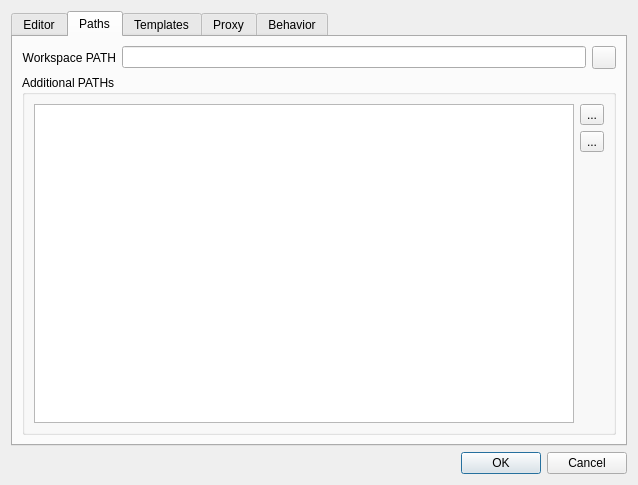
martinribelotta/embedded-ide, file ide/configwidget.ui: the form before one commit.
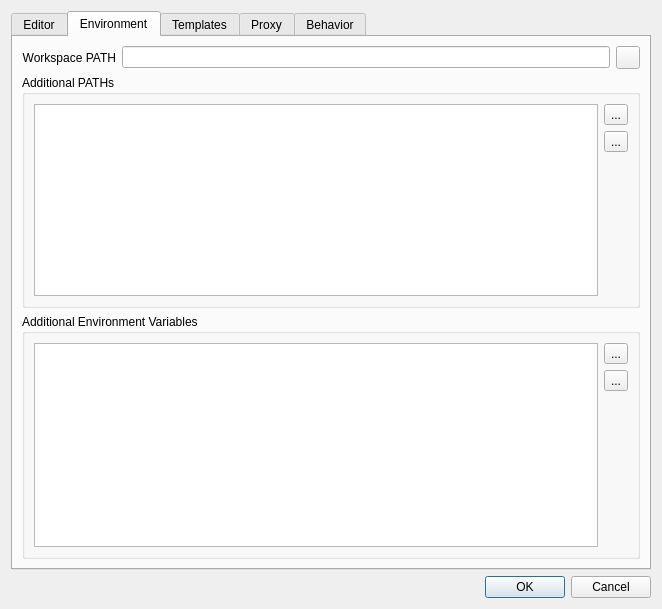
The form after the commit. The open tabs and pages were chosen to show the change. Icons and pictures are not drawn. Custom widgets are drawn as their Qt base class.

Commit message: Add extra environment configuration setup

What changed in the file:
```diff
--- a/ide/configwidget.ui
+++ b/ide/configwidget.ui
@@ -6,8 +6,8 @@
    <rect>
     <x>0</x>
     <y>0</y>
-    <width>638</width>
-    <height>485</height>
+    <width>662</width>
+    <height>609</height>
    </rect>
   </property>
   <property name="windowTitle">
@@ -17,7 +17,7 @@
    <item>
     <widget class="QTabWidget" name="tabWidget">
      <property name="currentIndex">
-      <number>4</number>
+      <number>1</number>
      </property>
      <widget class="QWidget" name="editorSettings">
       <attribute name="title">
@@ -134,30 +134,12 @@
      </widget>
      <widget class="QWidget" name="toolsSettings">
       <attribute name="title">
-       <string>Paths</string>
+       <string>Environment</string>
       </attribute>
       <layout class="QGridLayout" name="gridLayout_3">
-       <item row="0" column="0">
-        <widget class="QLabel" name="label">
-         <property name="text">
-          <string>Workspace PATH</string>
-         </property>
-         <property name="alignment">
-          <set>Qt::AlignRight|Qt::AlignTrailing|Qt::AlignVCenter</set>
-         </property>
-        </widget>
-       </item>
        <item row="0" column="1">
         <widget class="QLineEdit" name="workspacePath"/>
        </item>
-       <item row="0" column="2">
-        <widget class="QToolButton" name="projectPathSetButton">
-         <property name="icon">
-          <iconset theme="document-open">
-           <normaloff>.</normaloff>.</iconset>
-         </property>
-        </widget>
-       </item>
        <item row="1" column="0" colspan="3">
         <widget class="QGroupBox" name="groupBox_2">
          <property name="title">
@@ -201,15 +183,95 @@
             </property>
            </widget>
           </item>
+         </layout>
+        </widget>
+       </item>
+       <item row="0" column="2">
+        <widget class="QToolButton" name="projectPathSetButton">
+         <property name="icon">
+          <iconset theme="document-open">
+           <normaloff>.</normaloff>.</iconset>
+         </property>
+        </widget>
+       </item>
+       <item row="0" column="0">
+        <widget class="QLabel" name="label">
+         <property name="text">
+          <string>Workspace PATH</string>
+         </property>
+         <property name="alignment">
+          <set>Qt::AlignRight|Qt::AlignTrailing|Qt::AlignVCenter</set>
+         </property>
+        </widget>
+       </item>
+       <item row="2" column="0" colspan="3">
+        <widget class="QGroupBox" name="groupBox_4">
+         <property name="title">
+          <string>Additional Environment Variables</string>
+         </property>
+         <layout class="QGridLayout" name="gridLayout_4">
+          <item row="0" column="0" rowspan="3">
+           <widget class="QTableView" name="additionalEnvTable">
+            <property name="alternatingRowColors">
+             <bool>true</bool>
+            </property>
+            <property name="selectionMode">
+             <enum>QAbstractItemView::SingleSelection</enum>
+            </property>
+            <property name="selectionBehavior">
+             <enum>QAbstractItemView::SelectRows</enum>
+            </property>
+            <attribute name="horizontalHeaderStretchLastSection">
+             <bool>true</bool>
+            </attribute>
+            <attribute name="verticalHeaderVisible">
+             <bool>false</bool>
+            </attribute>
+           </widget>
+          </item>
+          <item row="0" column="1">
+           <widget class="QToolButton" name="tbEnvAdd">
+            <property name="text">
+             <string>...</string>
+            </property>
+            <property name="icon">
+             <iconset theme="list-add">
+              <normaloff>.</normaloff>.</iconset>
+            </property>
+            <property name="iconSize">
+             <size>
+              <width>32</width>
+              <height>32</height>
+             </size>
+            </property>
+           </widget>
+          </item>
+          <item row="1" column="1">
+           <widget class="QToolButton" name="tbEnvRm">
+            <property name="text">
+             <string>...</string>
+            </property>
+            <property name="icon">
+             <iconset theme="list-remove">
+              <normaloff>.</normaloff>.</iconset>
+            </property>
+            <property name="iconSize">
+             <size>
+              <width>32</width>
+              <height>32</height>
+             </size>
+            </property>
+           </widget>
+          </item>
           <item row="2" column="1">
-           <spacer name="verticalSpacer">
+           <spacer name="verticalSpacer_5">
             <property name="orientation">
              <enum>Qt::Vertical</enum>
             </property>
             <property name="sizeHint" stdset="0">
              <size>
-              <width>20</width>
-              <height>177</height>
+              <width>0</width>
+              <height>0</height>
              </size>
             </property>
            </spacer>
```
The commit also changes 9 other files.
